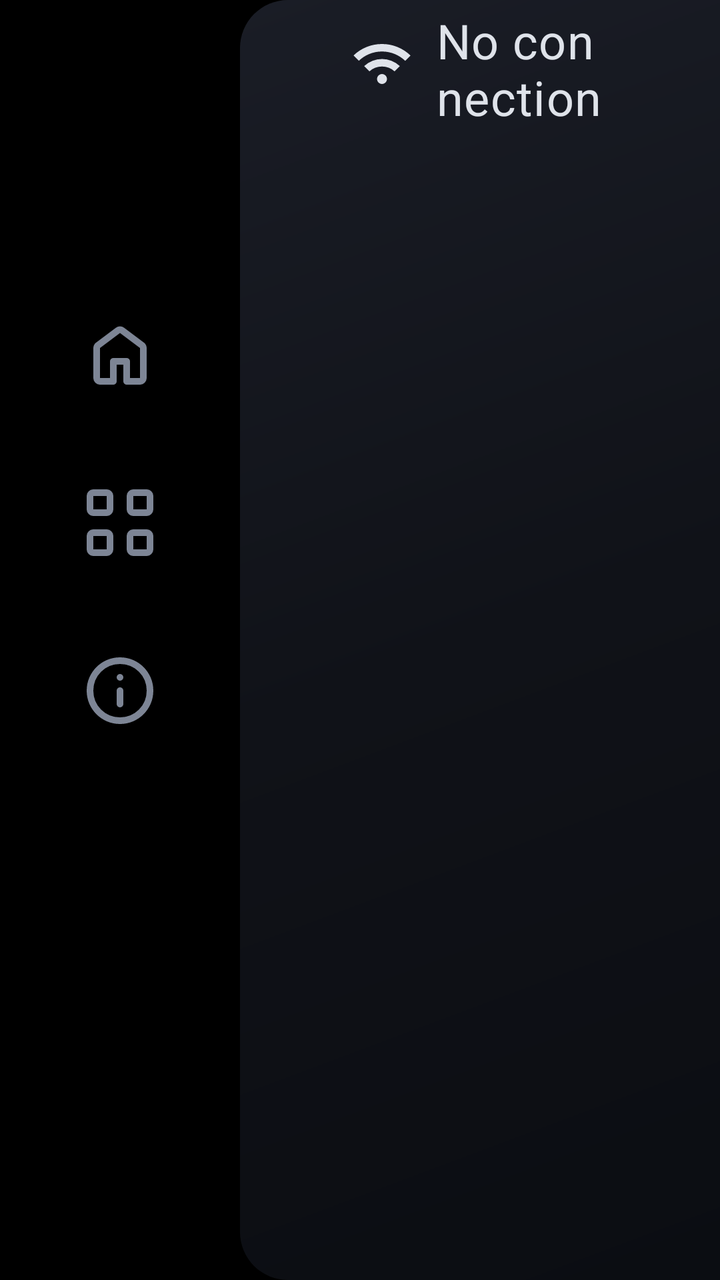
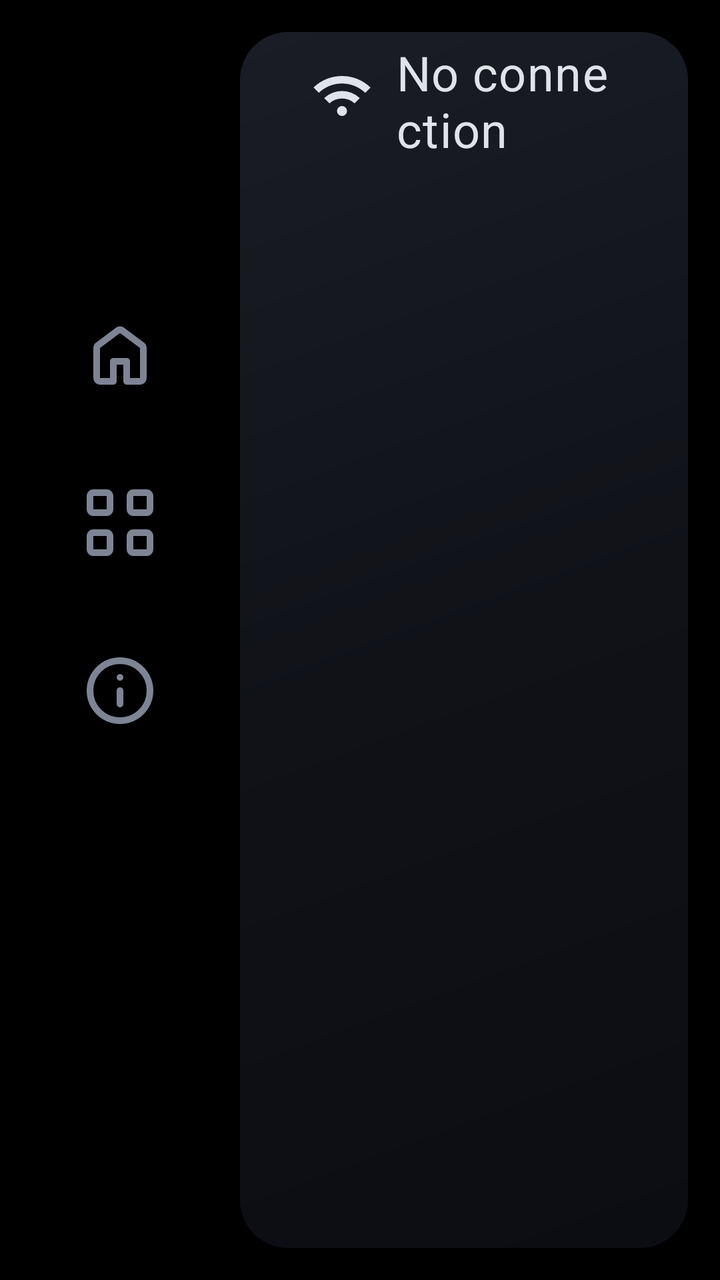

Compare the two renders of this Android layout. The source of the first and the diff that turns it into the second are given below.
<!-- AndroidManifest.xml: application theme Theme.Coon -->
<!-- res/layout/activity_main.xml -->
<?xml version="1.0" encoding="utf-8"?>
<LinearLayout xmlns:android="http://schemas.android.com/apk/res/android"
    android:layout_width="match_parent"
    android:layout_height="match_parent"
    android:baselineAligned="false"
    android:orientation="horizontal">

    <LinearLayout
        android:id="@+id/sidebar"
        android:layout_width="@dimen/sidebar_width"
        android:layout_height="match_parent"
        android:gravity="center_horizontal"
        android:orientation="vertical"
        android:paddingTop="28dp">

        <LinearLayout
            android:id="@+id/clock"
            android:layout_width="wrap_content"
            android:layout_height="wrap_content"
            android:layout_marginBottom="20dp"
            android:gravity="center"
            android:orientation="vertical">

            <TextView
                android:id="@+id/clock_hour"
                android:layout_width="wrap_content"
                android:layout_height="wrap_content"
                android:fontFamily="monospace"
                android:fontFeatureSettings="tnum"
                android:includeFontPadding="false"
                android:textColor="@android:color/white"
                android:textSize="40sp"
                android:textStyle="bold" />

            <TextView
                android:id="@+id/clock_minute"
                android:layout_width="wrap_content"
                android:layout_height="wrap_content"
                android:fontFamily="monospace"
                android:fontFeatureSettings="tnum"
                android:includeFontPadding="false"
                android:textColor="@color/clock_minute"
                android:textSize="40sp" />
        </LinearLayout>

        <ImageView
            android:id="@+id/nav_home"
            android:layout_width="@dimen/sidebar_item_size"
            android:layout_height="@dimen/sidebar_item_size"
            android:background="@drawable/sidebar_item_bg"
            android:contentDescription="@string/nav_home"
            android:padding="16dp"
            android:src="@drawable/ic_home_outline"
            android:tint="@color/sidebar_icon" />

        <ImageView
            android:id="@+id/nav_apps"
            android:layout_width="@dimen/sidebar_item_size"
            android:layout_height="@dimen/sidebar_item_size"
            android:layout_marginTop="@dimen/sidebar_item_gap"
            android:background="@drawable/sidebar_item_bg"
            android:contentDescription="@string/nav_apps"
            android:padding="16dp"
            android:src="@drawable/ic_apps_outline"
            android:tint="@color/sidebar_icon" />

        <ImageView
            android:id="@+id/nav_about"
            android:layout_width="@dimen/sidebar_item_size"
            android:layout_height="@dimen/sidebar_item_size"
            android:layout_marginTop="@dimen/sidebar_item_gap"
            android:background="@drawable/sidebar_item_bg"
            android:contentDescription="@string/nav_about"
            android:padding="16dp"
            android:src="@drawable/ic_info_outline"
            android:tint="@color/sidebar_icon" />
    </LinearLayout>

    <LinearLayout
        android:id="@+id/content"
        android:layout_width="0dp"
        android:layout_height="match_parent"
        android:layout_weight="1"
        android:background="@drawable/content_bg"
        android:orientation="vertical">

        <LinearLayout
            android:id="@+id/statusbar"
            android:layout_width="match_parent"
            android:layout_height="@dimen/statusbar_height"
            android:gravity="center_vertical"
            android:orientation="horizontal"
            android:paddingLeft="44dp"
            android:paddingRight="44dp">

            <LinearLayout
            android:id="@+id/wifi_chip"
            android:layout_width="wrap_content"
            android:layout_height="wrap_content"
            android:background="@drawable/wifi_chip_bg"
            android:clickable="true"
            android:focusable="true"
            android:gravity="center_vertical"
            android:orientation="horizontal"
            android:paddingStart="12dp"
            android:paddingTop="4dp"
            android:paddingEnd="12dp"
            android:paddingBottom="4dp">

                <ImageView
                    android:id="@+id/wifi_icon"
                    android:layout_width="30dp"
                    android:layout_height="30dp"
                    android:importantForAccessibility="no"
                    android:src="@drawable/ic_wifi"
                    android:tint="@color/status_text" />

                <TextView
                    android:id="@+id/wifi_label"
                    android:layout_width="wrap_content"
                    android:layout_height="wrap_content"
                    android:layout_marginStart="12dp"
                    android:letterSpacing="0.02"
                    android:text="@string/no_connection"
                    android:textColor="@color/status_text"
                    android:textSize="24sp" />
            </LinearLayout>

            <Space
                android:layout_width="0dp"
                android:layout_height="1dp"
                android:layout_weight="1" />

            <TextView
                android:id="@+id/ip_address"
                android:layout_width="wrap_content"
                android:layout_height="wrap_content"
                android:fontFeatureSettings="tnum"
                android:letterSpacing="0.02"
                android:textColor="@color/status_ip"
                android:textSize="24sp"
                android:visibility="gone" />
        </LinearLayout>

        <FrameLayout
            android:id="@+id/screen_container"
            android:layout_width="match_parent"
            android:layout_height="0dp"
            android:layout_weight="1" />
    </LinearLayout>
</LinearLayout>
<!-- resources referenced by this layout -->
<resources>
  <color name="clock_minute">#8B93A5</color>
  <color name="status_ip">#AAB1C0</color>
  <color name="status_text">#DFE3EA</color>
  <dimen name="sidebar_item_gap">12dp</dimen>
  <dimen name="sidebar_item_size">72dp</dimen>
  <dimen name="sidebar_width">120dp</dimen>
  <dimen name="statusbar_height">64dp</dimen>
  <!-- drawable content_bg (drawable) -->
  <shape xmlns:android="http://schemas.android.com/apk/res/android"
      android:shape="rectangle">
      <gradient
          android:angle="315"
          android:centerColor="@color/content_gradient_center"
          android:endColor="@color/content_gradient_end"
          android:startColor="@color/content_gradient_start" />
      <corners
          android:bottomLeftRadius="@dimen/content_radius"
          android:topLeftRadius="@dimen/content_radius" />
  </shape>
  <!-- drawable wifi_chip_bg (drawable) -->
  <ripple xmlns:android="http://schemas.android.com/apk/res/android"
      android:color="@color/wifi_chip_ripple">
      <item android:id="@android:id/mask">
          <shape android:shape="rectangle">
              <corners android:radius="32dp" />
              <solid android:color="#FFFFFF" />
          </shape>
      </item>
  </ripple>
  <string name="nav_about">Về chúng tôi</string>
  <string name="nav_apps">Ứng dụng</string>
  <string name="nav_home">Home</string>
  <string name="no_connection">No connection</string>
  <style name="Theme.Coon" parent="android:Theme.Material.NoActionBar">
          <item name="android:windowBackground">@color/screen_bg</item>
          <item name="android:statusBarColor">@color/screen_bg</item>
          <item name="android:navigationBarColor">@color/screen_bg</item>
          <item name="android:windowFullscreen">true</item>
      </style>
  <color name="content_gradient_center">#101218</color>
  <color name="content_gradient_end">#0B0D12</color>
  <color name="content_gradient_start">#1A1D26</color>
  <dimen name="content_radius">24dp</dimen>
  <color name="sidebar_item_activated">#1FFFFFFF</color>
  <color name="sidebar_item_pressed">#0FFFFFFF</color>
  <color name="wifi_chip_ripple">#1FFFFFFF</color>
  <color name="screen_bg">#000000</color>
  <!-- unchanged entries left out for length: 5 -->
</resources>

<!-- the commit's change to res/layout/activity_main.xml (unified diff, before → after) -->
@@ -80,6 +80,9 @@
         android:id="@+id/content"
         android:layout_width="0dp"
         android:layout_height="match_parent"
+        android:layout_marginTop="@dimen/content_inset_vertical"
+        android:layout_marginBottom="@dimen/content_inset_vertical"
+        android:layout_marginEnd="@dimen/content_inset_vertical"
         android:layout_weight="1"
         android:background="@drawable/content_bg"
         android:orientation="vertical">
@@ -90,8 +93,8 @@
             android:layout_height="@dimen/statusbar_height"
             android:gravity="center_vertical"
             android:orientation="horizontal"
-            android:paddingLeft="44dp"
-            android:paddingRight="44dp">
+            android:paddingLeft="24dp"
+            android:paddingRight="24dp">
 
             <LinearLayout
             android:id="@+id/wifi_chip"
@@ -131,15 +134,32 @@
                 android:layout_height="1dp"
                 android:layout_weight="1" />
 
-            <TextView
-                android:id="@+id/ip_address"
+            <LinearLayout
+                android:id="@+id/ip_group"
                 android:layout_width="wrap_content"
                 android:layout_height="wrap_content"
-                android:fontFeatureSettings="tnum"
-                android:letterSpacing="0.02"
-                android:textColor="@color/status_ip"
-                android:textSize="24sp"
-                android:visibility="gone" />
+                android:gravity="center_vertical"
+                android:orientation="horizontal"
+                android:visibility="gone">
+
+                <ImageView
+                    android:id="@+id/ip_icon"
+                    android:layout_width="30dp"
+                    android:layout_height="30dp"
+                    android:importantForAccessibility="no"
+                    android:src="@drawable/ic_ip"
+                    android:tint="@color/status_ip" />
+
+                <TextView
+                    android:id="@+id/ip_address"
+                    android:layout_width="wrap_content"
+                    android:layout_height="wrap_content"
+                    android:layout_marginStart="12dp"
+                    android:fontFeatureSettings="tnum"
+                    android:letterSpacing="0.02"
+                    android:textColor="@color/status_ip"
+                    android:textSize="24sp" />
+            </LinearLayout>
         </LinearLayout>
 
         <FrameLayout
<!-- resource entries referenced after the edit -->
@@ -3,6 +3,7 @@
   <color name="clock_minute">#8B93A5</color>
   <color name="status_ip">#AAB1C0</color>
   <color name="status_text">#DFE3EA</color>
+  <dimen name="content_inset_vertical">16dp</dimen>
   <dimen name="sidebar_item_gap">12dp</dimen>
   <dimen name="sidebar_item_size">72dp</dimen>
   <dimen name="sidebar_width">120dp</dimen>
@@ -15,10 +16,18 @@
           android:centerColor="@color/content_gradient_center"
           android:endColor="@color/content_gradient_end"
           android:startColor="@color/content_gradient_start" />
-      <corners
-          android:bottomLeftRadius="@dimen/content_radius"
-          android:topLeftRadius="@dimen/content_radius" />
+      <corners android:radius="@dimen/content_radius" />
   </shape>
+  <!-- drawable ic_ip (drawable) -->
+  <vector xmlns:android="http://schemas.android.com/apk/res/android"
+      android:width="30dp"
+      android:height="30dp"
+      android:viewportWidth="24"
+      android:viewportHeight="24">
+      <path
+          android:fillColor="#FFFFFFFF"
+          android:pathData="M8.1 21.213q-1.825-.788-3.175-2.138T2.788 15.9T2 12t.788-3.9t2.137-3.175T8.1 2.788T12 2q.25 0 .55.013t.55.037q.425.05.65.35t.225.75q0 .425-.275.688t-.7.212q-.25-.025-.5-.012t-.5.012q-.65.9-1.125 1.888T10.1 8H12q.425 0 .713.288T13 9t-.288.713T12 10H9.65q-.075.5-.112 1T9.5 12t.038 1t.112 1h4.7q.075-.5 .113-1t.037-1v-.475q0-.225-.025-.475q-.05-.4 .238-.725T15.4 10q.425 0 .725.25t.35.675q.025.25 .025.538V12q0 .5-.038 1t-.112 1h3.4q.125-.5 .188-1T20 12v-.45q0-.2-.05-.45q-.05-.4 .225-.75t.675-.35q.45 0 .75.238t.35.662q.025.25 .038.55T22 12q0 2.075-.787 3.9t-2.138 3.175t-3.175 2.138T12 22t-3.9-.788M4.25 14h3.4q-.075-.5-.112-1T7.5 12t.038-1t.112-1h-3.4q-.125.5-.187 1T4 12t.063 1t.187 1m0.85-6h2.95q.225-.925 .563-1.812T9.4 4.45q-1.375.45-2.475 1.363T5.1 8m12.4 0q-.625 0-1.062-.437T16 6.5v-3q0-.625 .438-1.062T17.5 2h3q.625 0 1.063.438T22 3.5v3q0 .625-.437 1.063T20.5 8zm2-3h1q.2 0 .35-.15T21 4.5v-1q0-.2-.15-.35T20.5 3h-1q-.2 0-.35.15T19 3.5v1q0 .2 .15.35t.35.15M9.4 19.55q-.45-.85-.788-1.737T8.05 16H5.1q.725 1.275 1.825 2.188T9.4 19.55m2.6 0.4q.65-.9 1.125-1.888T13.9 16h-3.8q.3 1.075 .775 2.063T12 19.95m2.6-.4q1.375-.45 2.475-1.362T18.9 16h-2.95q-.225.925-.562 1.813T14.6 19.55" />
+  </vector>
   <!-- drawable wifi_chip_bg (drawable) -->
   <ripple xmlns:android="http://schemas.android.com/apk/res/android"
       android:color="@color/wifi_chip_ripple">
